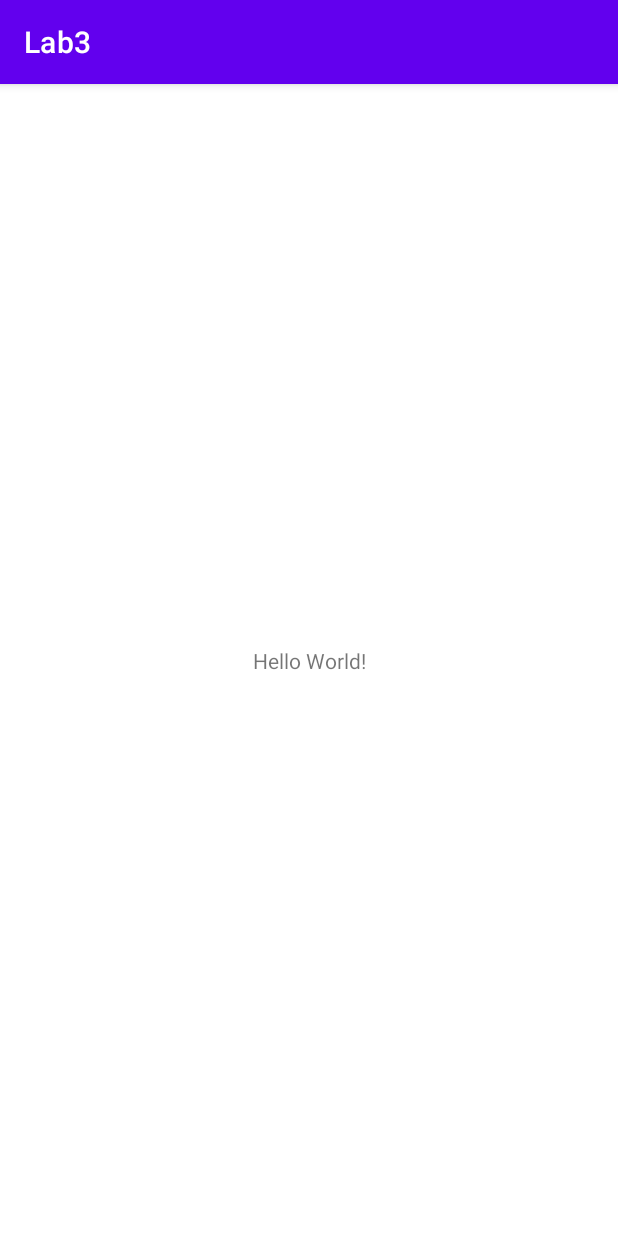
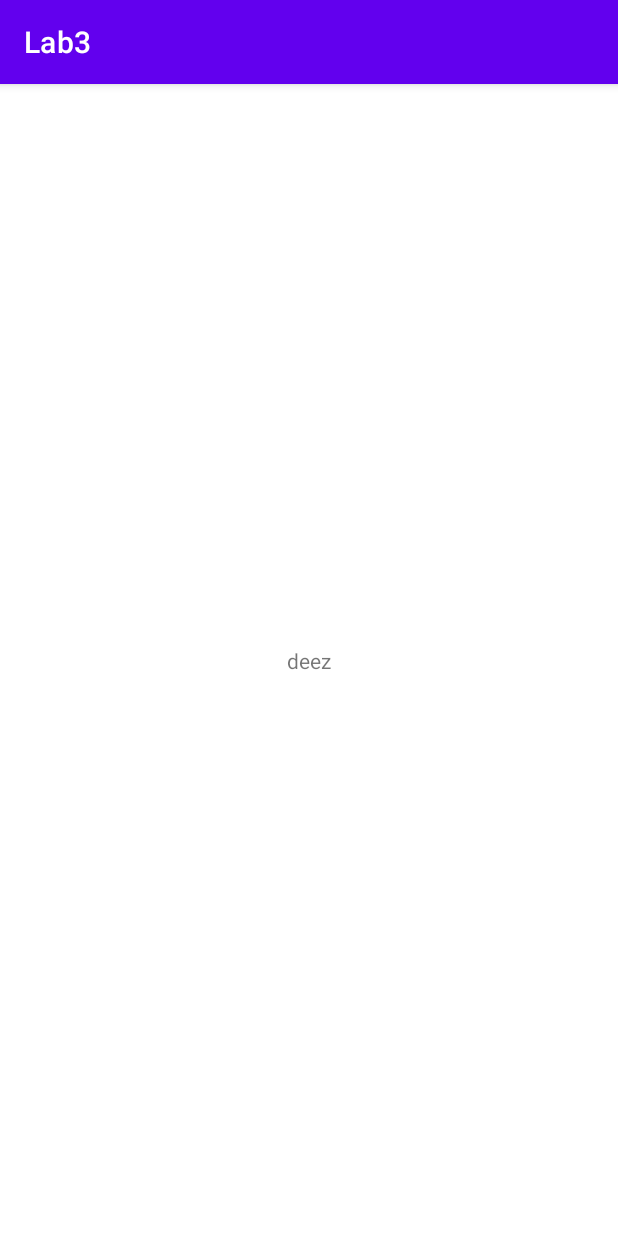
Before and after one commit to jadenpadua/CSE110-Lab3, an Android app: the screen it shows after launch (MainActivity), on a phone screen of 412 x 824 dp. Run offline under Robolectric (Android 15) with nearby library versions, the phone set to English and light mode, and no system bars.

Commit message:
changed to deez

```diff
--- a/app/src/main/res/layout/activity_main.xml
+++ b/app/src/main/res/layout/activity_main.xml
@@ -9,7 +9,7 @@
     <TextView
         android:layout_width="wrap_content"
         android:layout_height="wrap_content"
-        android:text="Hello World!"
+        android:text="deez"
         app:layout_constraintBottom_toBottomOf="parent"
         app:layout_constraintLeft_toLeftOf="parent"
         app:layout_constraintRight_toRightOf="parent"
```
